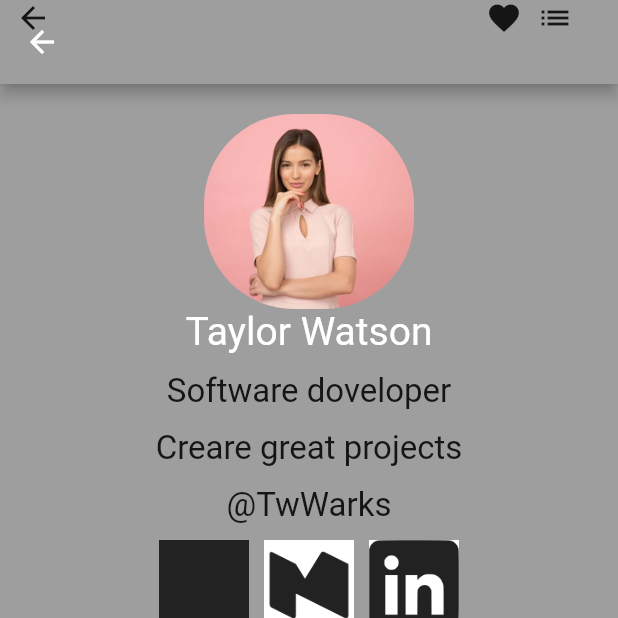
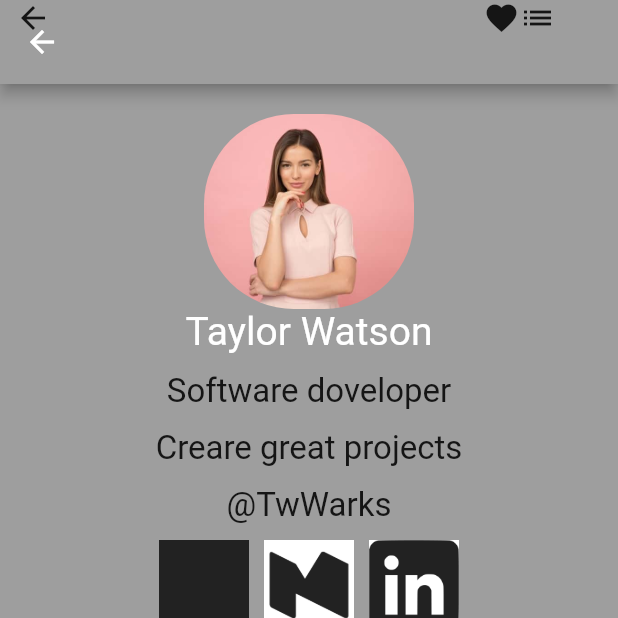
Before and after one commit to abdo1917/task1, a Flutter app: the HomeScreen screen opened directly, on a phone screen of 412 x 824 dp, the top half of it. Run offline on Flutter 3.47's test engine with Material 2 defaults, Android fonts, the phone set to English and light mode, and no system bars.

Commit message:
task2 finish

```diff
--- a/lib/HomeScreen.dart
+++ b/lib/HomeScreen.dart
@@ -1,7 +1,7 @@
 import 'package:flutter/material.dart';
 
 class HomeScreen extends StatelessWidget {
-  static const String routeName = 'RouteName';
+  static const String routeName = 'RouteName1';
   @override
   Widget build(BuildContext context) {
     Size size = MediaQuery.of(context).size;
@@ -15,9 +15,9 @@ class HomeScreen extends StatelessWidget {
             children: [
               SizedBox(width: 10,),
               Icon(Icons.arrow_back),
-              SizedBox(width: 290,),
+              SizedBox(width: size.width * .7,),
               Container(child: Icon(Icons.favorite)),
-              SizedBox(width: 10,),
+
               Icon(Icons.list),
             ],
           ),
--- a/lib/main.dart
+++ b/lib/main.dart
@@ -18,7 +18,7 @@ class MyApp extends StatelessWidget {
         HomeScreen2.routeName : (_) => HomeScreen2(),
 
       },
-      initialRoute: HomeScreen2.routeName,
+      initialRoute: HomeScreen.routeName,
     );
   }
 }
```
